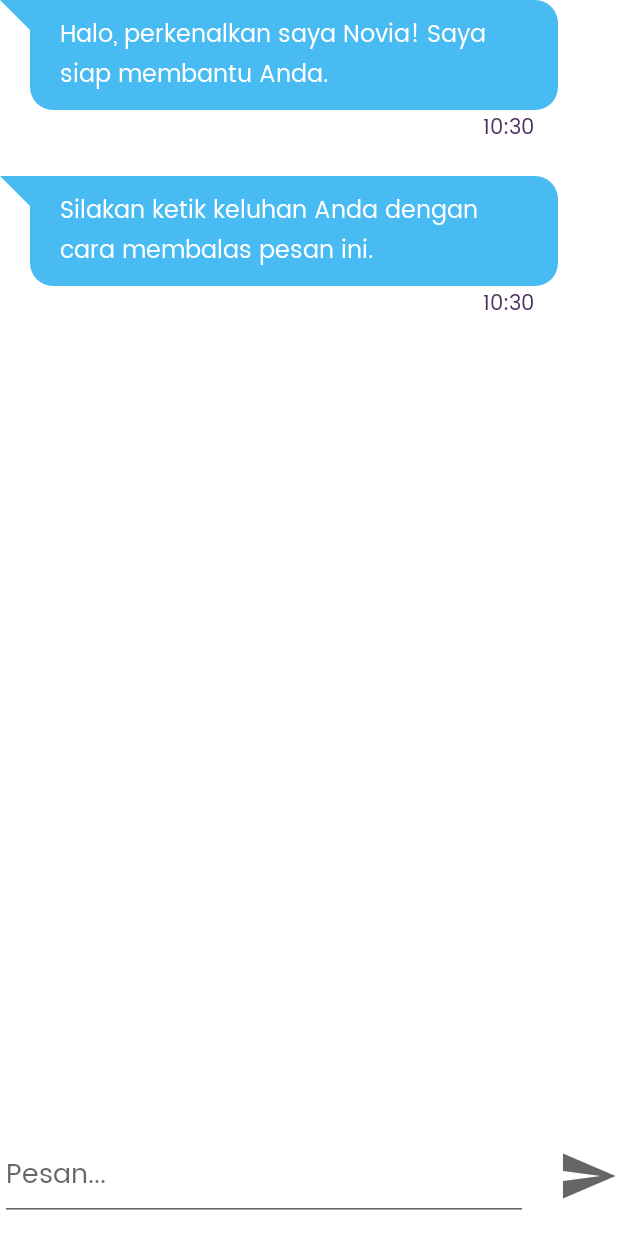
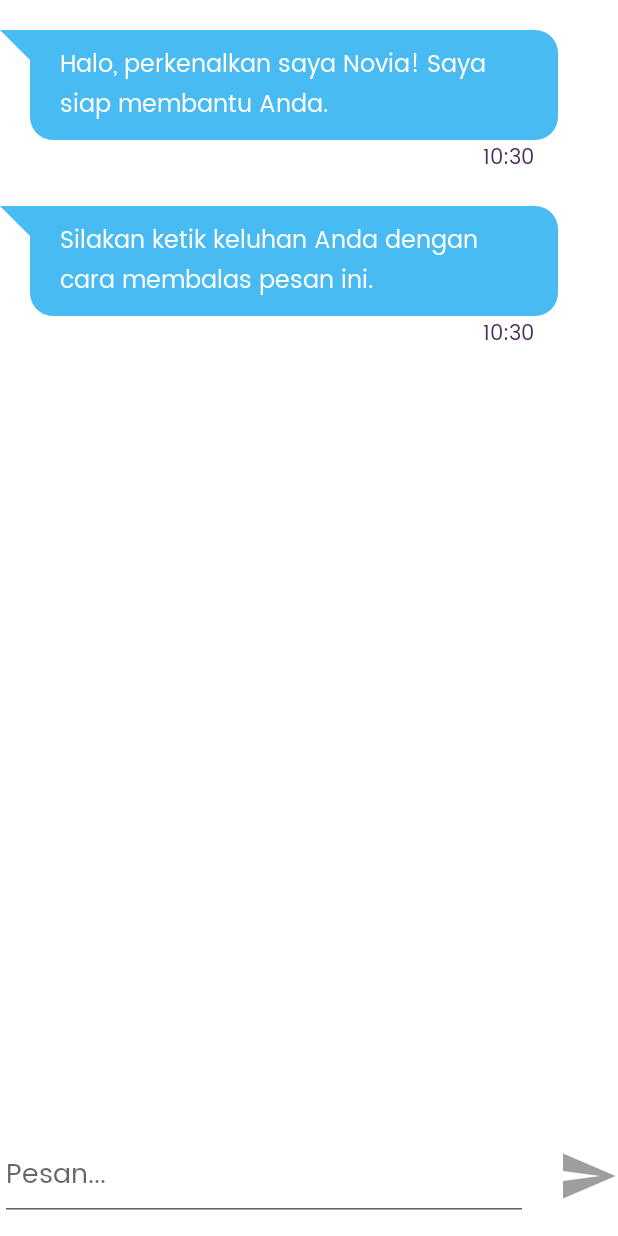
Before and after one commit to Novia-No-Violence-App-Report/app-novia, an Android app: the fragment ChatFragment shown on its own in the app's theme, on a phone screen of 412 x 824 dp. Run offline under Robolectric (Android 15) with nearby library versions, the phone set to English and light mode, and no system bars; our stand-ins replace Room's generated code.

Commit message:
Fix chatbot styling (disable send button, add margin to chat bubble, add delay before sending template message)

```diff
--- a/app/src/main/java/com/app/novia/ui/chatbot/ChatFragment.kt
+++ b/app/src/main/java/com/app/novia/ui/chatbot/ChatFragment.kt
@@ -2,20 +2,27 @@ package com.app.novia.ui.chatbot
 
 import android.annotation.SuppressLint
 import android.os.Bundle
+import android.text.Editable
+import android.text.TextWatcher
 import android.util.Log
 import android.view.LayoutInflater
 import android.view.View
 import android.view.ViewGroup
 import android.widget.Toast
+import androidx.core.content.ContextCompat
 import androidx.fragment.app.Fragment
 import androidx.lifecycle.LifecycleOwner
 import androidx.lifecycle.LiveData
 import androidx.lifecycle.Observer
+import androidx.lifecycle.lifecycleScope
 import androidx.recyclerview.widget.LinearLayoutManager
+import com.app.novia.R
 import com.app.novia.core.data.source.remote.ApiResponse
 import com.app.novia.core.domain.model.ChatEntity
 import com.app.novia.core.ui.ChatAdapter
 import com.app.novia.databinding.FragmentChatbotBinding
+import kotlinx.coroutines.delay
+import kotlinx.coroutines.launch
 import kotlinx.coroutines.runBlocking
 import org.koin.androidx.viewmodel.ext.android.viewModel
 import java.text.SimpleDateFormat
@@ -44,6 +51,8 @@ class ChatFragment : Fragment() {
             rvChatbot.itemAnimator = null
             rvChatbot.setHasFixedSize(true)
             rvChatbot.layoutManager = LinearLayoutManager(context)
+            lifecycleScope.launch {
+                delay(500L)
                 adapter?.addData(
                     ChatEntity(
                         "Halo, perkenalkan saya Novia! Saya siap membantu Anda.",
@@ -51,6 +60,7 @@ class ChatFragment : Fragment() {
                         SimpleDateFormat("hh:mm", Locale.UK).format(Date())
                     )
                 )
+                delay(1000L)
                 adapter?.addData(
                     ChatEntity(
                         "Silakan ketik keluhan Anda dengan cara membalas pesan ini.",
@@ -58,6 +68,24 @@ class ChatFragment : Fragment() {
                         SimpleDateFormat("hh:mm", Locale.UK).format(Date())
                     )
                 )
+            }
+            inputChatbot.addTextChangedListener(object : TextWatcher {
+                override fun beforeTextChanged(
+                    s: CharSequence?,
+                    start: Int,
+                    count: Int,
+                    after: Int
+                ) {}
+
+                override fun onTextChanged(s: CharSequence?, start: Int, before: Int, count: Int) {
+                    switchSendButtonColor(s)
+                }
+
+                override fun afterTextChanged(s: Editable?) {
+
+                }
+
+            })
             btnSendChatbot.setOnClickListener {
                 val msg = inputChatbot.text.toString()
                 inputChatbot.text.clear()
@@ -74,6 +102,13 @@ class ChatFragment : Fragment() {
             }
         }
         super.onViewCreated(view, savedInstanceState)
+    }
+
+    private fun switchSendButtonColor(s: CharSequence?) {
+        if(s?.length!! == 0)
+            binding.btnSendChatbot.setColorFilter(ContextCompat.getColor(requireContext(), R.color.material_on_surface_disabled), android.graphics.PorterDuff.Mode.SRC_IN)
+        else
+            binding.btnSendChatbot.setColorFilter(ContextCompat.getColor(requireContext(), R.color.novia_red), android.graphics.PorterDuff.Mode.SRC_IN)
     }
 
     override fun onDestroyView() {
--- a/app/src/main/java/com/app/novia/ui/welcomeactivities/SplashScreenActivity.kt
+++ b/app/src/main/java/com/app/novia/ui/welcomeactivities/SplashScreenActivity.kt
@@ -15,7 +15,6 @@ class SplashScreenActivity : AppCompatActivity() {
 
         window.decorView.systemUiVisibility = View.SYSTEM_UI_FLAG_FULLSCREEN
 
-        //TODO: Check whether user signed in or not
         Handler(mainLooper).postDelayed({
             val intent = Intent(this@SplashScreenActivity, WelcomeScreenActivity::class.java)
             startActivity(intent)
--- a/app/src/main/res/drawable/ic_baseline_send_24.xml
+++ b/app/src/main/res/drawable/ic_baseline_send_24.xml
@@ -3,9 +3,8 @@
     android:height="24dp"
     android:viewportWidth="24"
     android:viewportHeight="24"
-    android:tint="?attr/colorControlNormal"
     android:autoMirrored="true">
   <path
-      android:fillColor="@android:color/white"
+      android:fillColor="@color/novia_red"
       android:pathData="M2.01,21L23,12 2.01,3 2,10l15,2 -15,2z"/>
 </vector>
--- a/app/src/main/res/layout/fragment_chatbot.xml
+++ b/app/src/main/res/layout/fragment_chatbot.xml
@@ -7,6 +7,7 @@
     tools:context=".ui.chatbot.ChatFragment" >
 
     <androidx.recyclerview.widget.RecyclerView
+        android:layout_marginTop="20dp"
         android:id="@+id/rv_chatbot"
         android:layout_width="match_parent"
         android:layout_height="match_parent"
@@ -36,5 +37,6 @@
         app:layout_constraintTop_toTopOf="@id/input_chatbot"
         android:layout_width="40dp"
         android:layout_height="40dp"
-        android:contentDescription="@string/send_icon" />
+        android:contentDescription="@string/send_icon"
+        app:tint="@color/material_on_surface_disabled" />
 </androidx.constraintlayout.widget.ConstraintLayout>
```
Lines whose indentation alone changed are shown as unchanged.
